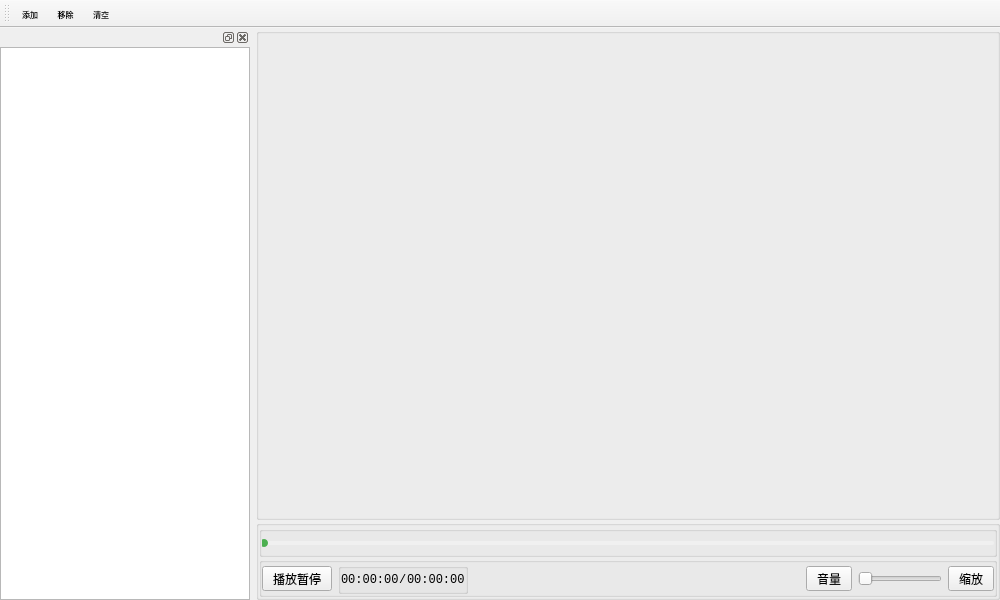
Old version of the form _en/Computer/Operating_System/Qt_C++_Programming/Player/Player.ui in the repository bss9395/bss9395.github.io.
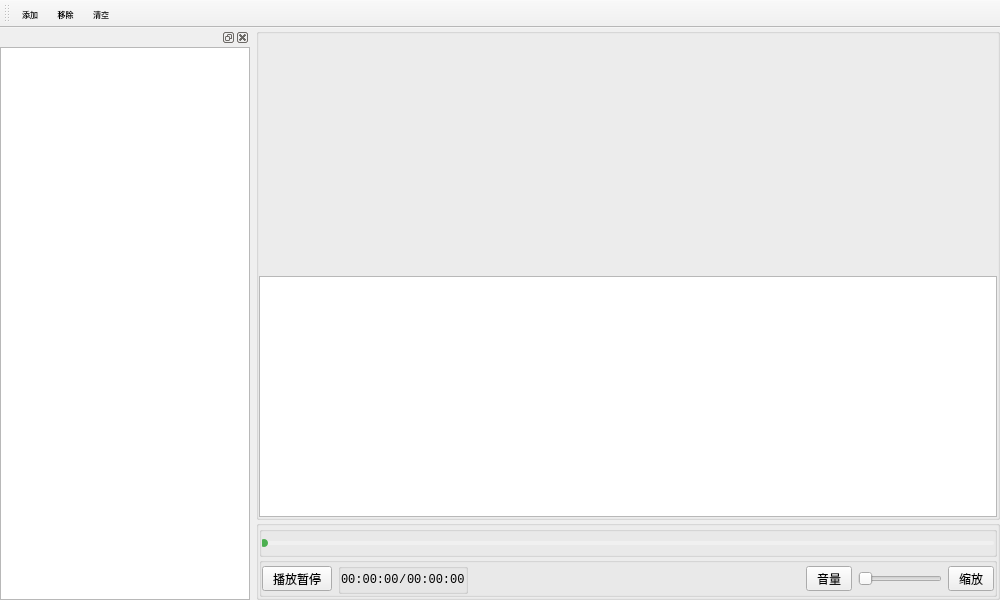
New version of the form. Icons and pictures are not drawn. Custom widgets are drawn as their Qt base class.

Diff of the .ui file:
```diff
--- a/_en/Computer/Operating_System/Qt_C++_Programming/Player/Player.ui
+++ b/_en/Computer/Operating_System/Qt_C++_Programming/Player/Player.ui
@@ -40,7 +40,7 @@
       <property name="title">
        <string/>
       </property>
-      <layout class="QHBoxLayout" name="horizontalLayout">
+      <layout class="QVBoxLayout" name="verticalLayout_4">
        <property name="spacing">
         <number>0</number>
        </property>
@@ -58,7 +58,23 @@
        </property>
        <item>
         <widget class="QVideoWidget_Handler" name="VW_Video" native="true">
-         <layout class="QVBoxLayout" name="verticalLayout_4"/>
+         <property name="sizePolicy">
+          <sizepolicy hsizetype="Preferred" vsizetype="Preferred">
+           <horstretch>0</horstretch>
+           <verstretch>1</verstretch>
+          </sizepolicy>
+         </property>
+         <layout class="QVBoxLayout" name="verticalLayout_5"/>
+        </widget>
+       </item>
+       <item>
+        <widget class="QGraphicsView" name="GV_Video">
+         <property name="sizePolicy">
+          <sizepolicy hsizetype="Expanding" vsizetype="Expanding">
+           <horstretch>0</horstretch>
+           <verstretch>1</verstretch>
+          </sizepolicy>
+         </property>
         </widget>
        </item>
       </layout>
```
Left out of the diff: 16 changed lines with no effect on the pictures.
